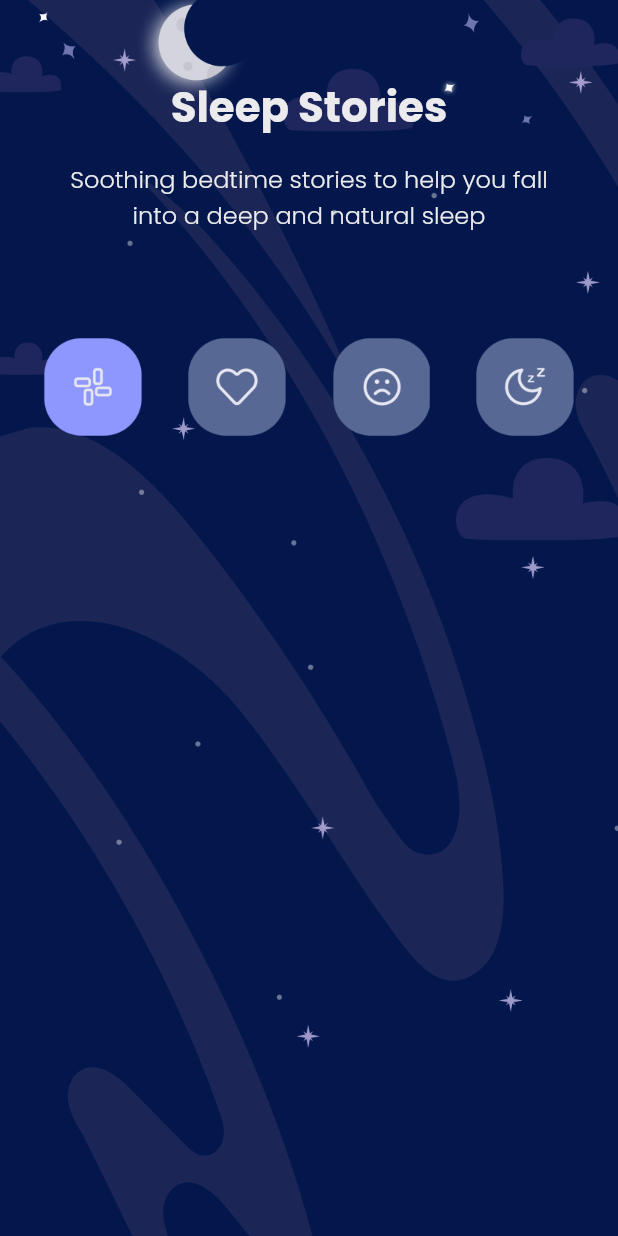
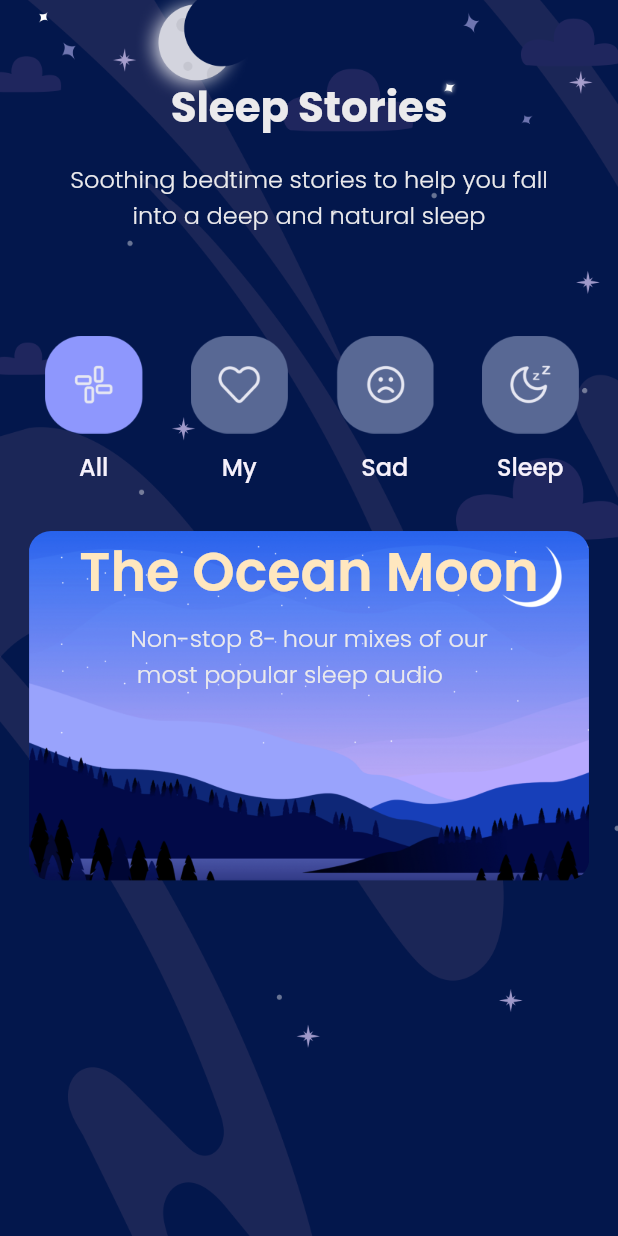
Before and after one commit to tirta-raa/sleep, a Flutter app: the HomePage screen opened directly, on a phone screen of 412 x 824 dp. Run offline on Flutter 3.47's test engine with Material 2 defaults, Android fonts, the phone set to English and light mode, and no system bars; our stand-ins replace google_fonts.

Commit message:
perbaiki icon, tambah gambar

```diff
--- a/lib/models/icon_models.dart
+++ b/lib/models/icon_models.dart
@@ -3,11 +3,11 @@ part of 'models.dart';
 class ButtonIcon {
   final int id;
   final String imageUrl;
-  final bool isIcon;
+  final String name;
 
   ButtonIcon({
     required this.id,
     required this.imageUrl,
-    this.isIcon = false,
+    required this.name,
   });
 }
--- a/lib/models/models.dart
+++ b/lib/models/models.dart
@@ -1 +1,3 @@
+import 'package:flutter/material.dart';
+
 part 'icon_models.dart';
--- a/lib/pages/home.dart
+++ b/lib/pages/home.dart
@@ -37,58 +37,105 @@ class HomePage extends StatelessWidget {
                   ),
                 ),
                 Container(
-                  height: 95,
+                  height: 100,
                   child: Row(
                     mainAxisAlignment: MainAxisAlignment.spaceBetween,
                     children: <Widget>[
                       SizedBox(
                         width: 24,
                       ),
-                      IconCard(
+                      InkWell(
+                        onTap: () {},
+                        child: IconCard(
                           ButtonIcon(
                               id: 1,
                               imageUrl: 'assets/btn-all.png',
+                              name: 'All'),
                         ),
                       ),
                       SizedBox(
                         width: 20,
                       ),
-                      IconCard(
+                      InkWell(
+                        onTap: () {},
+                        child: IconCard(
                           ButtonIcon(
-                          id: 2,
-                          imageUrl: 'assets/btn-my.png',
+                              id: 2, imageUrl: 'assets/btn-my.png', name: 'My'),
                         ),
                       ),
                       SizedBox(
                         width: 20,
                       ),
-                      IconCard(
+                      InkWell(
+                        onTap: () {},
+                        child: IconCard(
                           ButtonIcon(
                               id: 3,
                               imageUrl: 'assets/btn-anex.png',
+                              name: 'Sad'),
                         ),
                       ),
                       SizedBox(
                         width: 20,
                       ),
-                      IconCard(
+                      InkWell(
+                        onTap: () {},
+                        child: IconCard(
                           ButtonIcon(
                               id: 5,
                               imageUrl: 'assets/btn-sleep.png',
+                              name: 'Sleep'),
                         ),
                       ),
                       SizedBox(
-                        width: 24,
+                        width: 20,
                       ),
                     ],
                   ),
                 ),
+                SizedBox(
+                  height: 30,
+                ),
+                Stack(
+                  children: <Widget>[
                     Center(
-                  child: ClipRRect(
-                    child: Stack(
-                      children: [],
+                      child: Container(
+                        width: 374,
+                        height: 233,
+                        decoration: BoxDecoration(
+                          borderRadius: BorderRadius.all(Radius.circular(15.0)),
+                          image: DecorationImage(
+                            image: AssetImage(
+                              'assets/moon5.png',
                             ),
                           ),
+                        ),
+                      ),
+                    ),
+                    Container(
+                      alignment: Alignment.center,
+                      child: Column(
+                        children: <Widget>[
+                          Text(
+                            'The Ocean Moon',
+                            style: yellowTextStyle.copyWith(fontSize: 36),
+                          ),
+                          SizedBox(
+                            height: 5,
+                          ),
+                          Text(
+                            'Non-stop 8- hour mixes of our\n most popular sleep audio',
+                            style: whiteTextStyle.copyWith(
+                              fontSize: 16,
+                            ),
+                          ),
+                          SizedBox(
+                            height: 22,
+                          ),
+                        ],
+                      ),
+                    ),
+                  ],
                 ),
               ],
             ),
--- a/lib/widgets/icon_card.dart
+++ b/lib/widgets/icon_card.dart
@@ -8,7 +8,7 @@ class IconCard extends StatelessWidget {
   Widget build(BuildContext context) {
     return ClipRRect(
       child: Container(
-        height: 92,
+        height: 100,
         child: Column(
           children: <Widget>[
             Column(
@@ -20,6 +20,12 @@ class IconCard extends StatelessWidget {
                 ),
                 SizedBox(
                   height: 10,
+                ),
+                Text(
+                  icon.name,
+                  style: buttonTextStyle.copyWith(
+                    fontSize: 16,
+                  ),
                 )
               ],
             ),
```
Also changed, not shown: lib/pages/splash.dart (+4 -3 lines), assets/moon5.png (added). Lines whose indentation alone changed are shown as unchanged.
